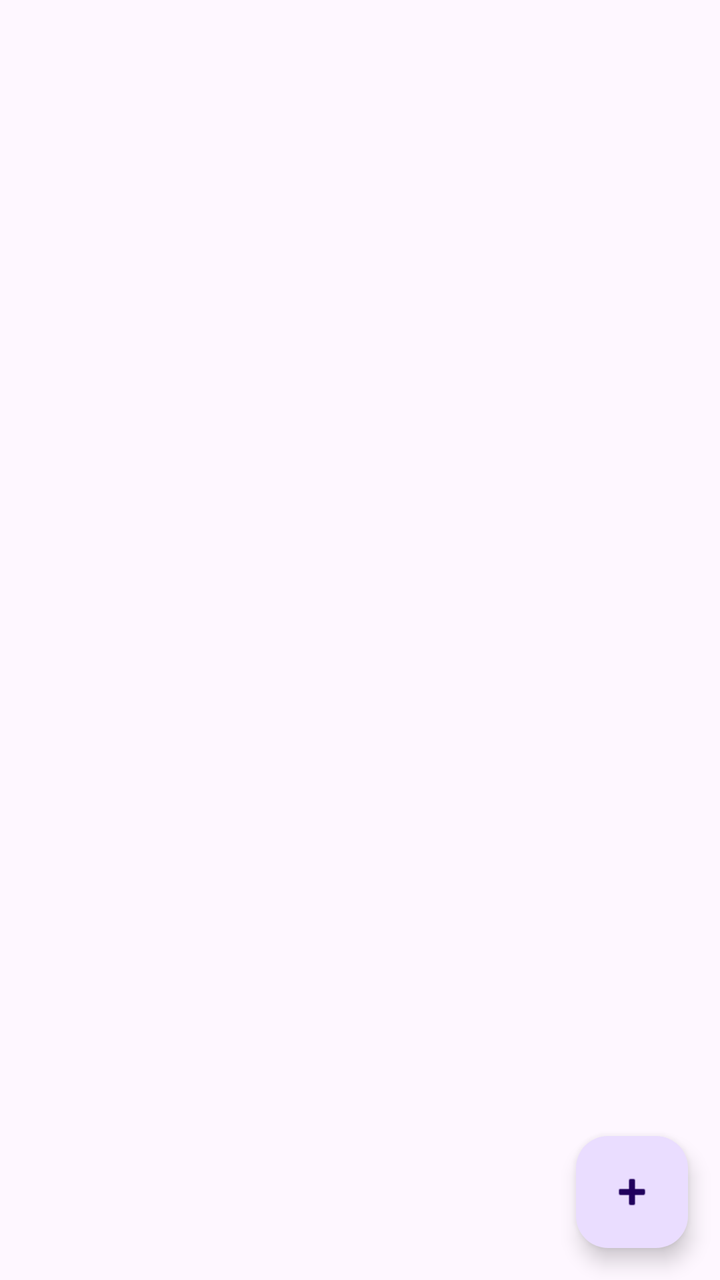
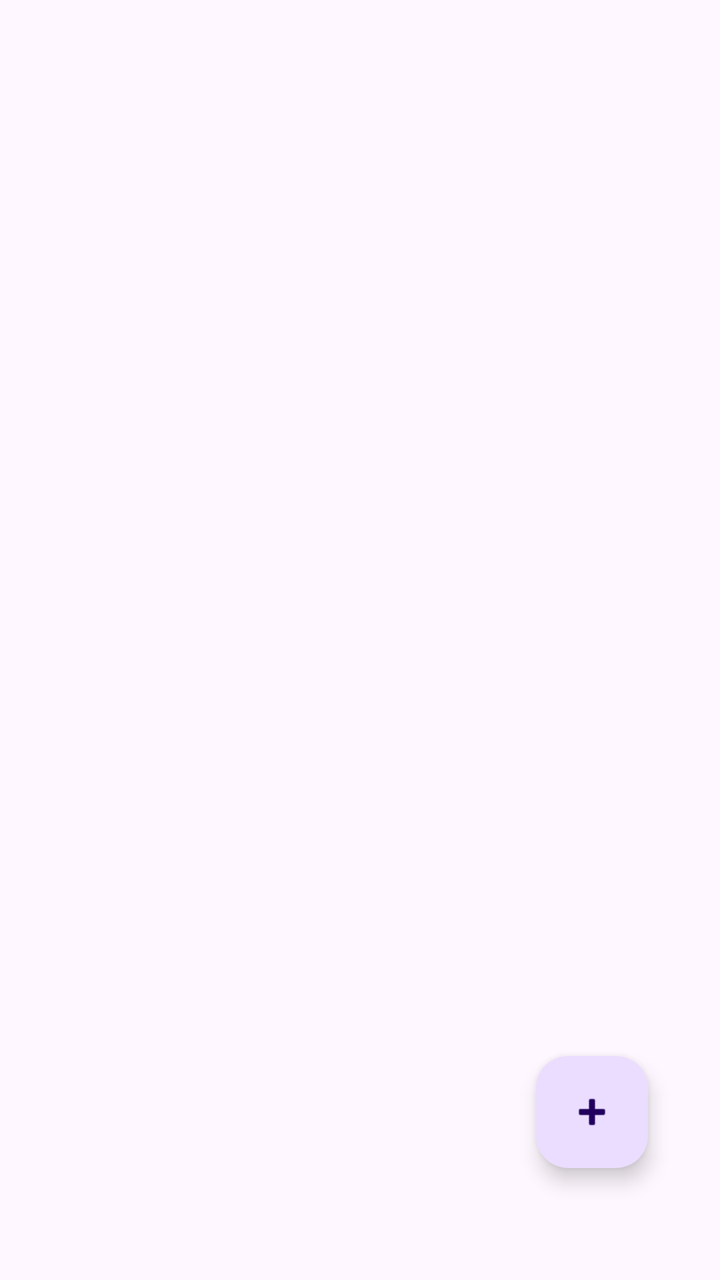

Compare the two renders of this Android layout. The source of the first and the diff that turns it into the second are given below.
<!-- AndroidManifest.xml: application theme Theme.SmartPantryManager -->
<!-- res/layout/activity_main.xml -->
<?xml version="1.0" encoding="utf-8"?>
<androidx.constraintlayout.widget.ConstraintLayout
    xmlns:android="http://schemas.android.com/apk/res/android"
    xmlns:app="http://schemas.android.com/apk/res-auto"
    android:layout_width="match_parent"
    android:layout_height="match_parent">
    
    <androidx.recyclerview.widget.RecyclerView
        android:id="@+id/recyclerPantry"
        android:layout_width="0dp"
        android:layout_height="0dp"
        android:padding="8dp"
        app:layout_constraintTop_toTopOf="parent"
        app:layout_constraintBottom_toBottomOf="parent"
        app:layout_constraintStart_toStartOf="parent"
        app:layout_constraintEnd_toEndOf="parent"/>
    
    <TextView
        android:id="@+id/textEmptyPantry"
        android:layout_width="wrap_content"
        android:layout_height="wrap_content"
        android:text="Your pantry is empty."
        android:visibility="gone"
        app:layout_constraintTop_toTopOf="parent"
        app:layout_constraintBottom_toBottomOf="parent"
        app:layout_constraintStart_toStartOf="parent"
        app:layout_constraintEnd_toEndOf="parent"/>
    
    <com.google.android.material.floatingactionbutton.FloatingActionButton
        android:id="@+id/fabAddIngredient"
        android:layout_width="wrap_content"
        android:layout_height="wrap_content"
        android:layout_margin="16dp"
        android:src="@android:drawable/ic_input_add"
        android:contentDescription="Add Ingredient"
        app:layout_constraintBottom_toBottomOf="parent"
        app:layout_constraintEnd_toEndOf="parent"/>

</androidx.constraintlayout.widget.ConstraintLayout>
<!-- resources referenced by this layout -->
<resources>
  <style name="Theme.SmartPantryManager" parent="Base.Theme.SmartPantryManager" />
  <style name="Base.Theme.SmartPantryManager" parent="Theme.Material3.DayNight.NoActionBar">
          
          
      </style>
</resources>

<!-- the commit's change to res/layout/activity_main.xml (unified diff, before → after) -->
@@ -10,6 +10,7 @@
         android:layout_width="0dp"
         android:layout_height="0dp"
         android:padding="8dp"
+        android:layout_marginTop="?attr/actionBarSize"
         app:layout_constraintTop_toTopOf="parent"
         app:layout_constraintBottom_toBottomOf="parent"
         app:layout_constraintStart_toStartOf="parent"
@@ -30,7 +31,8 @@
         android:id="@+id/fabAddIngredient"
         android:layout_width="wrap_content"
         android:layout_height="wrap_content"
-        android:layout_margin="16dp"
+        android:layout_margin="36dp"
+        android:translationY="-20dp"
         android:src="@android:drawable/ic_input_add"
         android:contentDescription="Add Ingredient"
         app:layout_constraintBottom_toBottomOf="parent"
<!-- resource entries referenced after the edit -->
@@ -1,7 +1,7 @@
 <!-- resources referenced by this layout -->
 <resources>
   <style name="Theme.SmartPantryManager" parent="Base.Theme.SmartPantryManager" />
-  <style name="Base.Theme.SmartPantryManager" parent="Theme.Material3.DayNight.NoActionBar">
+  <style name="Base.Theme.SmartPantryManager" parent="Theme.Material3.DayNight">
           
           
       </style>
